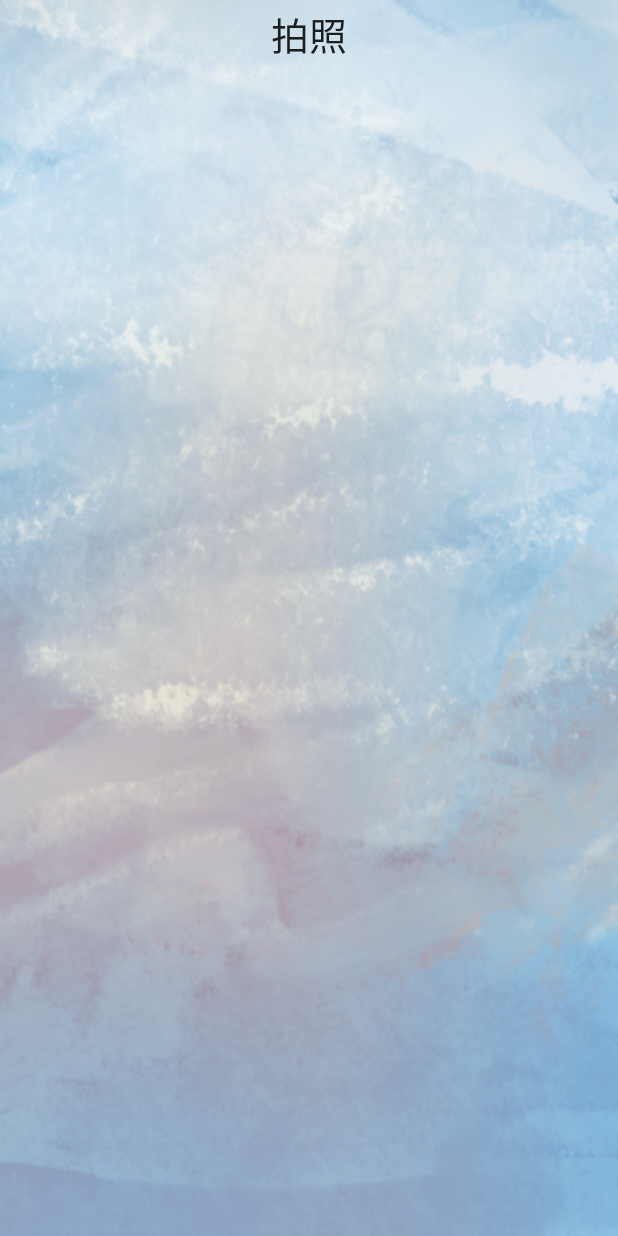
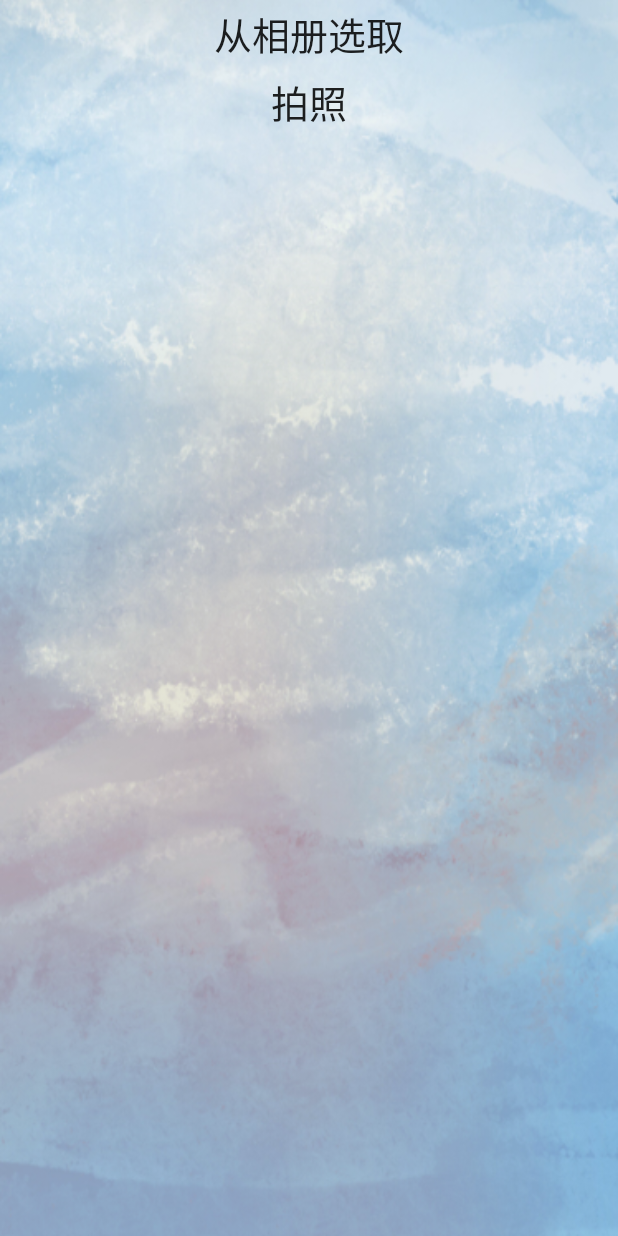
Before and after one commit to dwenking/poem-cloud-app, an Android app: the PoemGenerateActivity screen opened directly, with no data from a screen before it, on a phone screen of 412 x 824 dp. Run offline under Robolectric (Android 15) with nearby library versions, the light colour scheme and no system bars; libraries missing offline, so code that uses them is left out: com.raizlabs.android.

Commit message:
select photo from album

```diff
--- a/shiyun/app/src/main/AndroidManifest.xml
+++ b/shiyun/app/src/main/AndroidManifest.xml
@@ -4,6 +4,9 @@
 
     <uses-permission android:name="android.permission.ACCESS_NETWORK_STATE" />
     <uses-permission android:name="android.permission.INTERNET" />
+    <uses-permission android:name="android.permission.READ_CONTACTS"/>
+    <uses-permission android:name="android.permission.READ_EXTERNAL_STORAGE"/>
+    <uses-permission android:name="android.permission.WRITE_EXTERNAL_STORAGE"/>
 
     <application
         android:name=".db.MyApplication"
--- a/shiyun/app/src/main/res/layout/activity_poem_generate.xml
+++ b/shiyun/app/src/main/res/layout/activity_poem_generate.xml
@@ -47,11 +47,21 @@
     <Button
         android:id="@+id/take_photo"
         android:layout_width="match_parent"
-        android:layout_below="@+id/check_connect"
+        android:layout_below="@+id/choose_from_album"
         android:layout_height="45dp"
         android:text="拍照"
         android:fontFamily="@font/jianshi_default"
         android:textSize="25dp"
         android:background="@color/transparent"/>
 
+    <Button
+        android:layout_width="match_parent"
+        android:layout_height="45dp"
+        android:text="从相册选取"
+        android:fontFamily="@font/jianshi_default"
+        android:textSize="25dp"
+        android:background="@color/transparent"
+        android:id="@+id/choose_from_album"
+        android:layout_alignParentTop="true"/>
+
 </RelativeLayout>
```
Also changed, not shown: shiyun/app/src/main/java/com/example/shiyun/activity/PoemGenerateActivity.java (+137 -10 lines), shiyun/app/src/main/res/drawable-hdpi/lightback.jpg (added), shiyun/app/src/main/res/drawable-hdpi/mountain.png (deleted).
